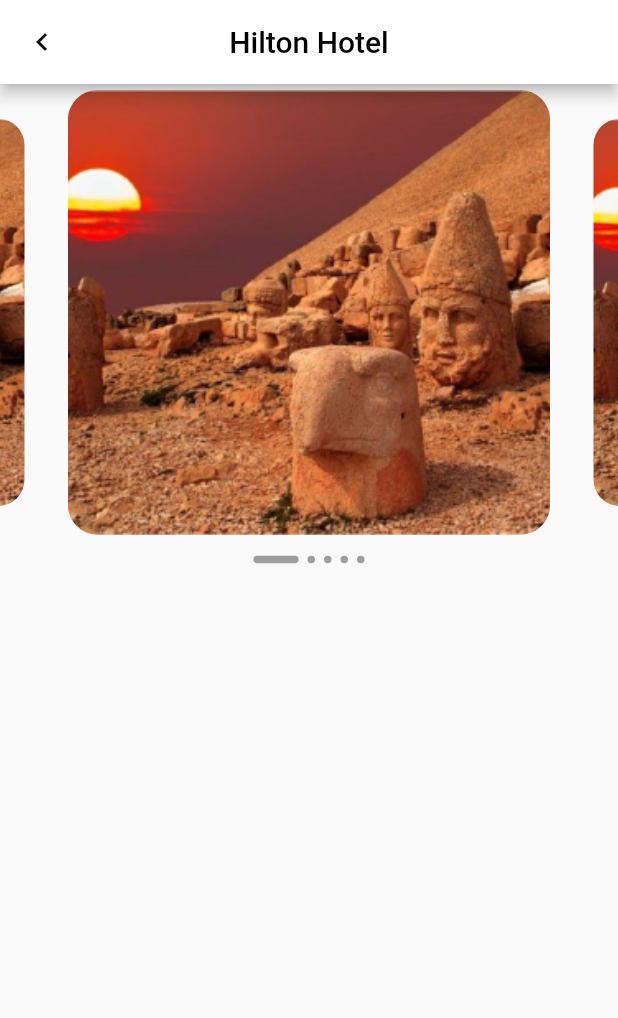
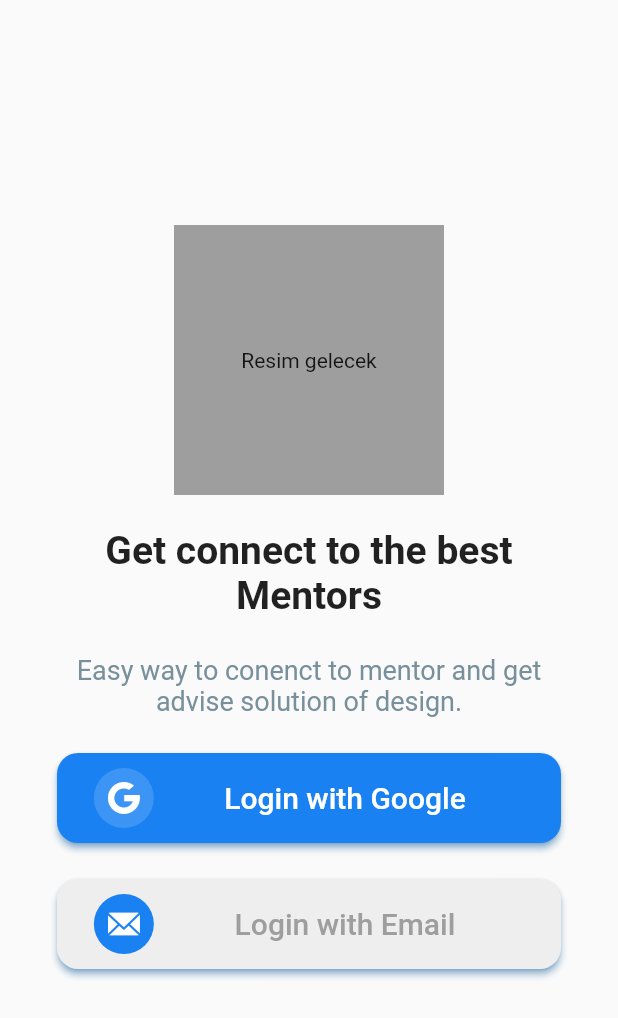
Before and after one commit to celebi-travel/celebi_app, a Flutter app: the screen it shows after launch, on a phone screen of 412 x 824 dp. Shown: the top 1018 px of the screen. Run offline on Flutter 3.47's test engine with Material 2 defaults, Android fonts, the phone set to English and light mode, and no system bars; drawn by our look-alikes of carousel_slider; our stand-ins replace firebase_core, font_awesome_flutter, readmore, salomon_bottom_bar; missing offline and left inert: masonry_grid; accounts and stored records are empty.

Commit message:
login_main_page_done_mirsaid

```diff
--- a/lib/main.dart
+++ b/lib/main.dart
@@ -1,11 +1,14 @@
-import 'package:celebi_project/pages/login_screens/account_page/account_page.dart';
-import 'package:celebi_project/pages/login_screens/change_password/change_password.dart';
+import 'package:celebi_project/pages/login_screens/login_main_page/login_main_page.dart';
 import 'package:celebi_project/pages/main/hotel_page/hotel_page_view.dart';
+import 'package:firebase_core/firebase_core.dart';
 import 'package:flutter/material.dart';
 
-import 'pages/main/home/home_view.dart';
+Future<void> main() async {
+  WidgetsFlutterBinding.ensureInitialized();
+  await Firebase.initializeApp();
 
-void main() => runApp(MyApp());
+  runApp(MyApp());
+}
 
 class MyApp extends StatelessWidget {
   @override
@@ -16,7 +19,7 @@ class MyApp extends StatelessWidget {
         primarySwatch: Colors.blue,
         textTheme: TextTheme(button: TextStyle(fontSize: 20)),
       ),
-      home: HotelPage(),
+      home: LoginMainPage(),
     );
   }
 }
--- /dev/null
+++ b/lib/pages/login_screens/login_main_page/login_main_page.dart
@@ -0,0 +1,67 @@
+import 'package:celebi_project/pages/login_screens/welcome_page/welcome_view.dart';
+import 'package:celebi_project/widgets/login_buttons.dart';
+import 'package:flutter/material.dart';
+import 'package:flutter/services.dart';
+import '../../../../extensions/context_extension.dart';
+
+class LoginMainPage extends StatefulWidget {
+  const LoginMainPage({Key? key}) : super(key: key);
+
+  @override
+  _LoginMainPageState createState() => _LoginMainPageState();
+}
+
+class _LoginMainPageState extends State<LoginMainPage> {
+  @override
+  Widget build(BuildContext context) {
+    return Scaffold(
+      body: Center(
+        child: Column(
+          children: [
+            Padding(
+              padding: const EdgeInsets.fromLTRB(10, 150, 10, 10),
+              child: Container(
+                height: 180,
+                width: 180,
+                color: Colors.grey,
+                child: Center(child: Text('Resim gelecek')),
+              ),
+            ),
+            Padding(
+              padding: const EdgeInsets.symmetric(vertical: 12, horizontal: 30),
+              child: Text('Get connect to the best Mentors',
+                  textAlign: TextAlign.center, style: context.textTheme.bodyText1!.copyWith(fontSize: 26, fontWeight: FontWeight.bold)),
+            ),
+            Padding(
+              padding: const EdgeInsets.symmetric(vertical: 12, horizontal: 30),
+              child: Text('Easy way to conenct to mentor and get advise solution of design.',
+                  textAlign: TextAlign.center,
+                  style: context.textTheme.bodyText1!.copyWith(fontSize: 18, color: Colors.blueGrey[400], fontWeight: FontWeight.w400)),
+            ),
+            Column(
+              children: [
+                LoginButton(
+                  name: 'Login with Google',
+                  imagePath: 'asset/icons/google.png',
+                  color: Color(0xff1A81F3),
+                  avatarColor: Colors.white.withOpacity(0.15),
+                  onPressed: () {},
+                ),
+                LoginButton(
+                  name: 'Login with Email',
+                  imagePath: 'asset/icons/email.png',
+                  color: Colors.grey[200]!,
+                  avatarColor: Color(0xff1A81F3),
+                  onPressed: () {
+                    Navigator.push(context, MaterialPageRoute(builder: (context) => WelcomeBackPage()));
+                  },
+                  textColor: Colors.grey,
+                ),
+              ],
+            )
+          ],
+        ),
+      ),
+    );
+  }
+}
--- a/lib/pages/login_screens/welcome_page/welcome_view.dart
+++ b/lib/pages/login_screens/welcome_page/welcome_view.dart
@@ -26,8 +26,7 @@ class _WecomeBackPageState extends State<WelcomeBackPage> {
             Column(children: [
               Padding(
                 padding: EdgeInsets.only(bottom: 10, top: 20),
-                child: buildUserInfoStructure(
-                    context, Icons.markunread, 'Email or Username'),
+                child: buildUserInfoStructure(context, Icons.markunread, 'Email or Username'),
               ),
               buildPasswordInfo(context),
               buildForgetPasswordButton(),
@@ -41,10 +40,11 @@ class _WecomeBackPageState extends State<WelcomeBackPage> {
                 padding: EdgeInsets.only(left: 100),
                 child: Row(
                   children: [
-                    Text("Don't have an account?",
-                        style: TextStyle(color: Colors.grey)),
+                    Text("Don't have an account?", style: TextStyle(color: Colors.grey)),
                     TextButton(
-                      onPressed: () {},
+                      onPressed: () {
+                        Navigator.push(context, MaterialPageRoute(builder: (context) => RegisterPage()));
+                      },
                       child: Text(
                         'Sign up',
                         style: TextStyle(color: Colors.grey[600], fontSize: 14),
@@ -84,8 +84,7 @@ class _WecomeBackPageState extends State<WelcomeBackPage> {
                 borderSide: BorderSide(color: Color(0xFFEBF4F7)),
               ),
               hintText: 'Password',
-              hintStyle: context.textTheme.headline6!
-                  .copyWith(color: Colors.grey, fontSize: 18),
+              hintStyle: context.textTheme.headline6!.copyWith(color: Colors.grey, fontSize: 18),
             ),
           ),
           trailing: IconButton(
--- /dev/null
+++ b/lib/widgets/login_buttons.dart
@@ -0,0 +1,49 @@
+import 'package:flutter/material.dart';
+
+class LoginButton extends StatelessWidget {
+  const LoginButton({
+    Key? key,
+    required this.name,
+    required this.imagePath,
+    required this.color,
+    required this.avatarColor,
+    this.textColor = Colors.white,
+    required this.onPressed,
+  }) : super(key: key);
+
+  final String name, imagePath;
+  final Color color, avatarColor, textColor;
+  final VoidCallback onPressed;
+
+  @override
+  Widget build(BuildContext context) {
+    return Padding(
+      padding: const EdgeInsets.symmetric(horizontal: 38.0, vertical: 12),
+      child: ElevatedButton(
+        style: ButtonStyle(
+            backgroundColor: MaterialStateProperty.all(color),
+            minimumSize: MaterialStateProperty.all(Size(double.infinity, 60)),
+            shadowColor: MaterialStateProperty.all(Colors.blue),
+            shape: MaterialStateProperty.all(RoundedRectangleBorder(borderRadius: BorderRadius.circular(14)))),
+        onPressed: onPressed,
+        child: Row(
+          mainAxisAlignment: MainAxisAlignment.spaceBetween,
+          children: [
+            Padding(
+              padding: const EdgeInsets.symmetric(horizontal: 12.0),
+              child: CircleAvatar(
+                backgroundColor: avatarColor,
+                child: Image.asset(imagePath, scale: 3),
+              ),
+            ),
+            Text(
+              name,
+              style: TextStyle(color: textColor),
+            ),
+            SizedBox(width: 16)
+          ],
+        ),
+      ),
+    );
+  }
+}
--- a/pubspec.yaml
+++ b/pubspec.yaml
@@ -22,11 +22,15 @@ environment:
 
 dependencies:
   carousel_slider: ^4.0.0
+  cloud_firestore: ^2.4.0
   cupertino_icons: ^1.0.2
+  firebase_auth: ^3.0.1
+  firebase_core: ^1.4.0
   flutter:
     sdk: flutter
   flutter_staggered_grid_view: ^0.4.0
   font_awesome_flutter: ^9.1.0
+  google_sign_in: ^5.0.7
   masonry_grid: ^1.0.0
   readmore: ^2.1.0
   salomon_bottom_bar: ^3.1.0
@@ -47,6 +51,7 @@ flutter:
   # To add assets to your application, add an assets section, like this:
   assets:
     - asset/images/
+    - asset/icons/
   # An image asset can refer to one or more resolution-specific "variants", see
   # https://flutter.dev/assets-and-images/#resolution-aware.
   # For details regarding adding assets from package dependencies, see
```
Also changed, not shown: asset/icons/email.png (added), asset/icons/google.png (added), lib/services/auth_service.dart (added), lib/services/firestore_service.dart (added), pubspec.lock, 3 other files.
